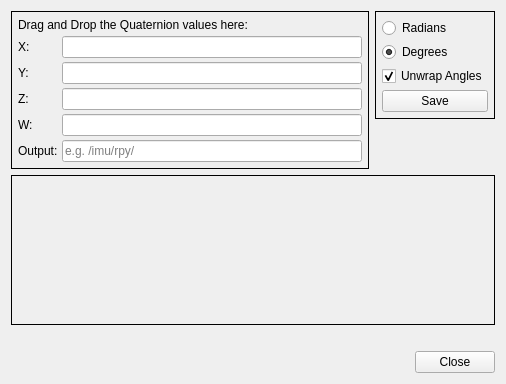
Before: the Qt Designer form toolbox_quaternion/quaternion_dialog.ui in PlotJuggler/pj-official-plugins, drawn with Qt 5.
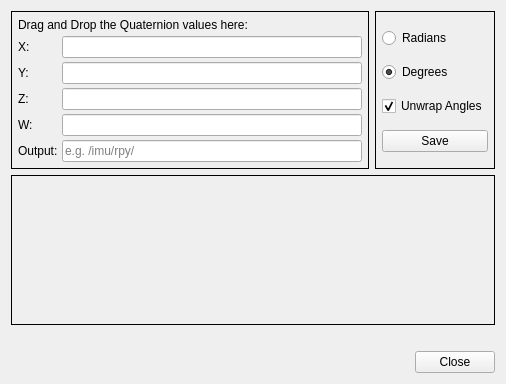
After: the same form once the commit is applied.

Commit message:
fix(toolbox_quaternion): make both top frames end at the same height
Top-aligning the input and options frames left them ending at different
heights since each shrank to its own content. Drop the AlignTop and
the
Maximum vertical sizePolicy on both so they stretch to the row height
and
  share the same bottom edge.

Patch:
```diff
--- a/toolbox_quaternion/quaternion_dialog.ui
+++ b/toolbox_quaternion/quaternion_dialog.ui
@@ -48,16 +48,10 @@
        </layout>
       </widget>
      </item>
-     <item alignment="Qt::AlignTop">
+     <item>
       <widget class="QFrame" name="optionsFrame">
        <property name="frameShape"><enum>QFrame::Box</enum></property>
        <property name="frameShadow"><enum>QFrame::Plain</enum></property>
-       <property name="sizePolicy">
-        <sizepolicy hsizetype="Preferred" vsizetype="Maximum">
-         <horstretch>0</horstretch>
-         <verstretch>0</verstretch>
-        </sizepolicy>
-       </property>
        <layout class="QVBoxLayout">
         <property name="spacing"><number>4</number></property>
         <property name="leftMargin"><number>6</number></property>
```
Left out of the diff: 8 changed lines with no effect on the pictures.
